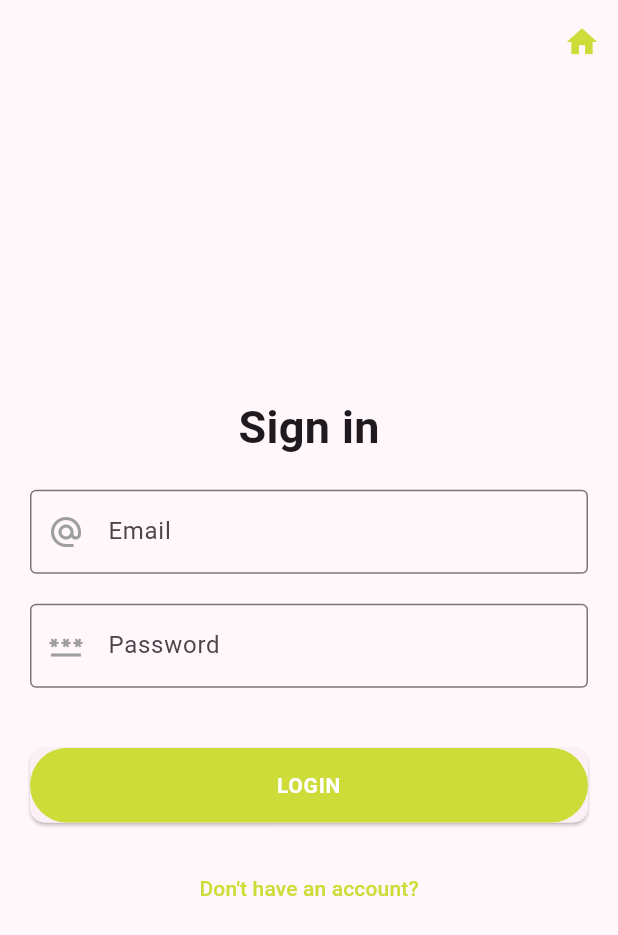
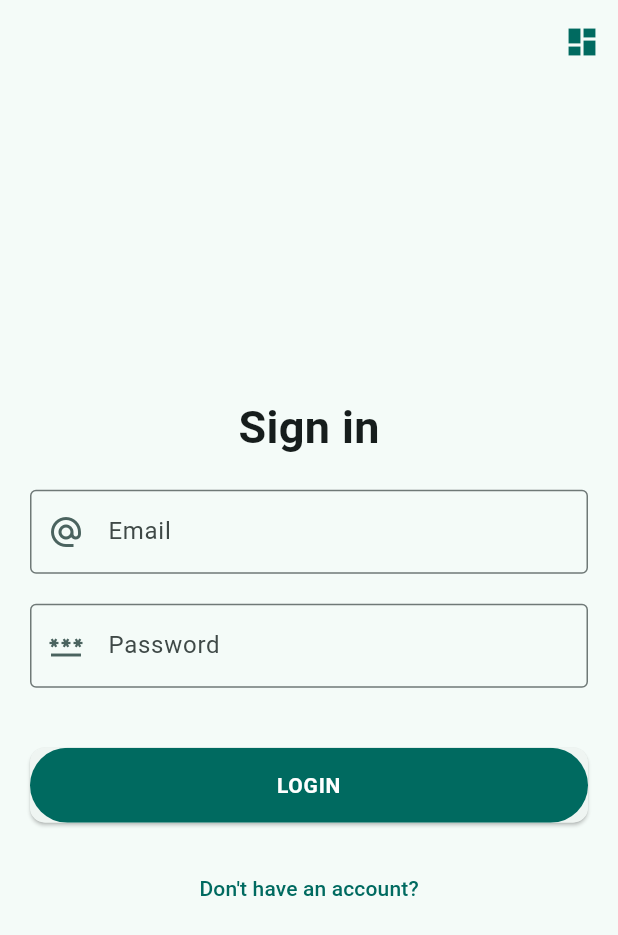
Before and after one commit to yokawaiik/wish_app, a Flutter app: the AuthView screen opened by its route, on a phone screen of 412 x 824 dp. Shown: the top 935 px of the screen. Run offline on Flutter 3.47's test engine with Material 2 defaults, Android fonts, the phone set to English and light mode, and no system bars; our stand-ins replace flutter_dotenv, get, supabase_flutter; accounts and stored records are empty.

```diff
--- a/wish_app/lib/src/middlewares/auth_guard.dart
+++ b/wish_app/lib/src/middlewares/auth_guard.dart
@@ -8,7 +8,6 @@ class AuthGuard extends GetMiddleware {
   @override
   RouteSettings? redirect(String? route) {
     final authService = Get.find<UserService>();
-    print("AuthGuard");
     return authService.isUserAuthenticated.value
         ? null
         : const RouteSettings(name: AuthView.routeName);
--- a/wish_app/lib/src/middlewares/guest_guard.dart
+++ b/wish_app/lib/src/middlewares/guest_guard.dart
@@ -8,9 +8,6 @@ class GuestGuard extends GetMiddleware {
   @override
   RouteSettings? redirect(String? route) {
     final authService = Get.find<UserService>();
-    // print("GuestGuard - $route");
-    // print("authService.isAuthenticated - ${authService.isAuthenticated}");
-
     return !authService.isAuthenticated
         ? null
         : RouteSettings(name: NavigatorView.routeName);
--- a/wish_app/lib/src/modules/auth/views/auth_view.dart
+++ b/wish_app/lib/src/modules/auth/views/auth_view.dart
@@ -20,7 +20,7 @@ class AuthView extends GetView<AuthController> {
           IconButton(
             onPressed: controller.goToNavigatorView,
             icon: Icon(
-              Icons.home,
+              Icons.dashboard,
               color: Get.theme.colorScheme.primary,
             ),
           ),
--- a/wish_app/lib/src/router/router.dart
+++ b/wish_app/lib/src/router/router.dart
@@ -29,6 +29,7 @@ final List<GetPage> getPages = [
     name: NavigatorView.routeName,
     page: () => const NavigatorView(),
     binding: NavigatorBindings(),
+
   ),
   GetPage(
     name: HomeView.routeName,
--- a/wish_app/lib/src/theme/theme_wish_app.dart
+++ b/wish_app/lib/src/theme/theme_wish_app.dart
@@ -1,12 +1,15 @@
 import 'package:flutter/material.dart';
+
+
+
 
 final ThemeData theme = ThemeData(
   useMaterial3: true,
   colorScheme: ColorScheme.fromSeed(
-    seedColor: Colors.purple,
+    seedColor: Colors.teal,
     brightness: Brightness.light,
-    primary: Colors.lime,
-    secondary: Colors.grey,
+    // primary: Colors.lime,
+    // secondary: Colors.grey,
   ),
 );
 
@@ -15,7 +18,7 @@ final ThemeData darkTheme = ThemeData(
   colorScheme: ColorScheme.fromSeed(
     seedColor: Colors.purple,
     brightness: Brightness.dark,
-    primary: Colors.yellow,
-    secondary: Colors.grey,
+    // primary: Colors.yellow,
+    // secondary: Colors.grey,
   ),
 );
```
Also changed, not shown: wish_app/lib/src/modules/account/views/account_view.dart (added, +17 -0 lines), wish_app/lib/src/modules/favorites/views/favorites_view.dart (added, +17 -0 lines), wish_app/lib/src/modules/navigator/controllers/navigator_controller.dart (+28 -1 lines), wish_app/lib/src/modules/navigator/views/navigator_view.dart (+7 -20 lines).
